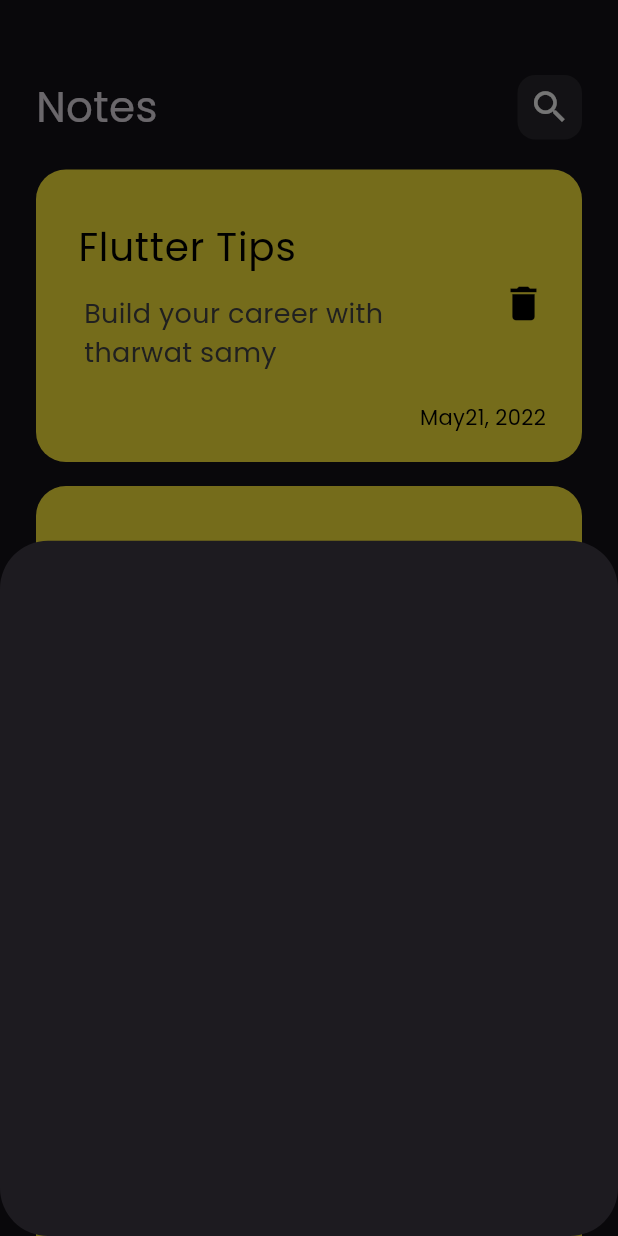
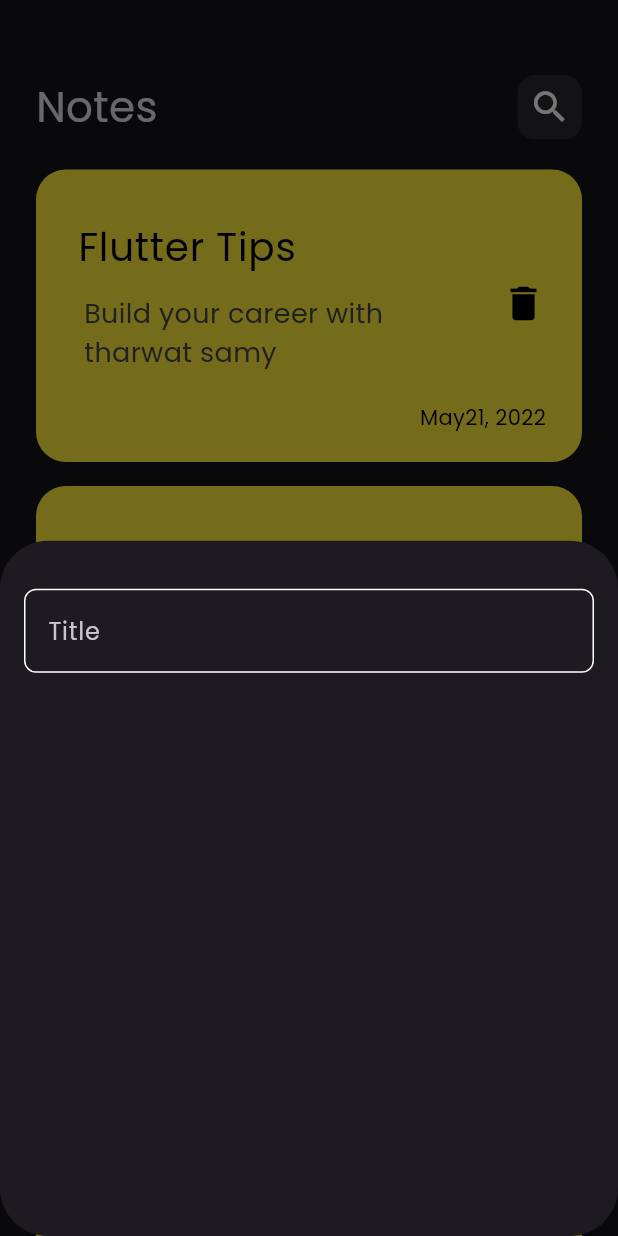
Before and after one commit to KhaledMansour14/Note_app, a Flutter app: the screen it shows after launch, after a tap on the "add" icon, on a phone screen of 412 x 824 dp. Run offline on Flutter 3.47's test engine with Material 3 defaults, Android fonts, the phone set to English and light mode, and no system bars.

Commit message:
Create custom text field

```diff
--- a/lib/widgets/add_note_buttom_sheet.dart
+++ b/lib/widgets/add_note_buttom_sheet.dart
@@ -1,11 +1,22 @@
 
 import 'package:flutter/material.dart';
+import 'package:notesapp/widgets/custom_text_field.dart';
 
 class AddNoteButtomSheet extends StatelessWidget {
   const AddNoteButtomSheet({super.key});
 
   @override
   Widget build(BuildContext context) {
-    return Container();
+    return const Padding(
+      padding: EdgeInsets.symmetric(horizontal: 16),
+      child: Column(
+        children: [
+          SizedBox(
+            height: 32,
+          ),
+          CustomTextField(),
+        ],
+      ),
+    );
   }
 }
--- /dev/null
+++ b/lib/widgets/constants.dart
@@ -0,0 +1,3 @@
+import 'dart:ui';
+
+const kPrimayColor = Color(0xff62FCD7);
--- /dev/null
+++ b/lib/widgets/custom_text_field.dart
@@ -0,0 +1,35 @@
+import 'package:flutter/material.dart';
+import 'package:notesapp/widgets/constants.dart';
+
+class CustomTextField extends StatelessWidget {
+  const CustomTextField({super.key});
+
+  @override
+  Widget build(BuildContext context) {
+    return TextField(
+      cursorColor: kPrimayColor,
+      decoration: InputDecoration(
+          hintText: 'Title',
+          hintStyle: const TextStyle(
+            color: kPrimayColor,
+          ),
+          labelText: 'Title',
+          border: bulidBorder(),
+          enabledBorder: bulidBorder(),
+          // I can't know how change the color by variables.
+          focusedBorder: OutlineInputBorder(
+              borderRadius: BorderRadius.circular(8),
+              borderSide: const BorderSide(
+                color: kPrimayColor,
+              ))),
+    );
+  }
+}
+
+OutlineInputBorder bulidBorder() {
+  return OutlineInputBorder(
+      borderRadius: BorderRadius.circular(8),
+      borderSide: const BorderSide(
+        color: Colors.white,
+      ));
+}
```
